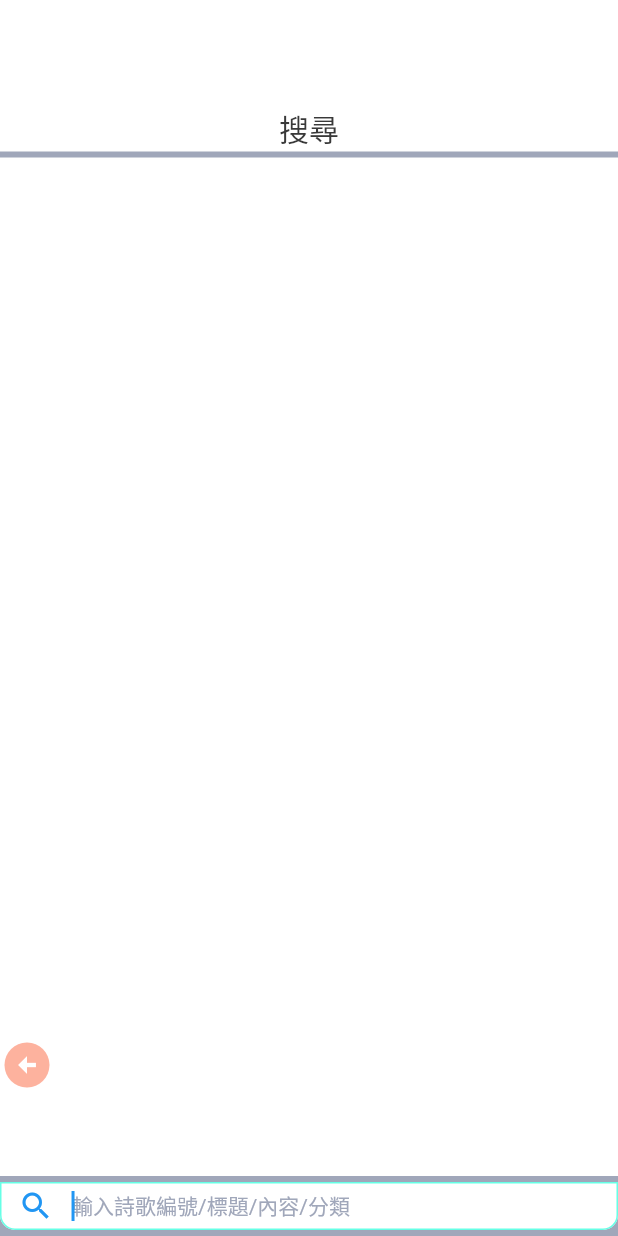
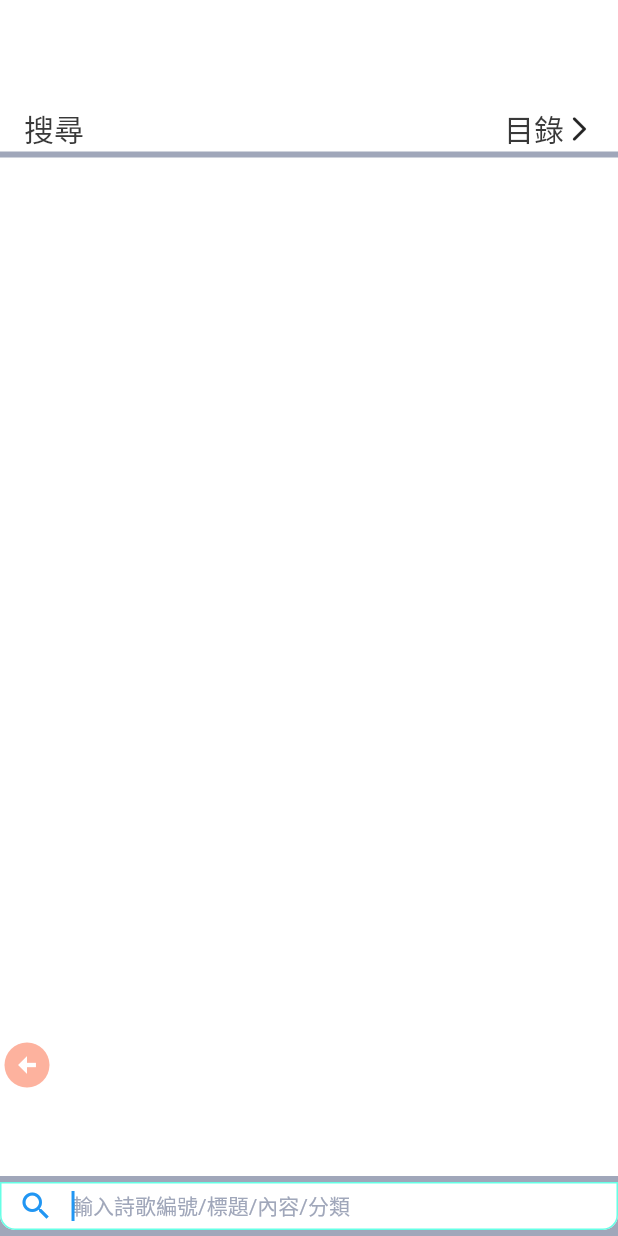
Before and after one commit to 0soul0/flutter_poetry, a Flutter app: the SearchAllFragment screen opened by its route, on a phone screen of 412 x 824 dp. Run offline on Flutter 3.47's test engine with Material 2 defaults, Android fonts, the phone set to English and light mode, and no system bars; drawn by our look-alikes of pull_to_refresh; our stand-ins replace audioplayers, dio, event_bus, firebase_core, firebase_messaging, floor and 10 more; missing offline and left inert: lifecycle, material_dialogs; accounts and stored records are empty; generated files the repository leaves out were written again; network calls fail.

Commit message:
目錄UI調整

```diff
--- a/lib/presentation/views/search/search_all_fragment.dart
+++ b/lib/presentation/views/search/search_all_fragment.dart
@@ -1,6 +1,7 @@
 import 'package:flutter/material.dart';
 import 'package:flutter_poetry/presentation/views/search/search_controller.dart';
 import 'package:flutter_poetry/presentation/views/widget/backIconButton.dart';
+import 'package:flutter_poetry/presentation/views/widget/touchUnitWidget.dart';
 import 'package:get/get.dart';
 
 import '../../../resource/colors.dart';
@@ -13,11 +14,15 @@ import 'list_page.dart';
 
 class SearchAllFragment extends GetView<SearchController> {
   SearchAllFragment({Key? key}) : super(key: key);
-
+  bool b =true;
   @override
   Widget build(BuildContext context) {
-    Future.delayed(Duration.zero,
-        () => FocusScope.of(context).requestFocus(controller.commentFocus));
+    if(b){
+      b=false;
+      Future.delayed(Duration.zero,
+              () => FocusScope.of(context).requestFocus(controller.commentFocus));
+    }
+
     return Scaffold(
       body: Stack(
         children: [
@@ -25,9 +30,24 @@ class SearchAllFragment extends GetView<SearchController> {
             mainAxisSize: MainAxisSize.min,
             children: [
               const BannerWidget(),
-              TextUnitWidget(
-                'search'.tr,
-                style: Styles.subTitleStyleBlack,
+              Padding(
+                padding: const EdgeInsets.symmetric(horizontal: Dimens.itemSpace*2),
+                child: Row(
+                  children: [
+                    TextUnitWidget(
+                      'search'.tr,
+                      style: Styles.subTitleStyleBlack,
+                    ),
+                    Expanded(child: Container()),
+                    TouchUnitWidget(
+                      onTapDelay: (){
+                          Get.toNamed(AppRoutes.catalogueFull);
+                      },
+                      child: TextUnitWidget('catalogue'.tr,style: Styles.subTitleStyleBlack,),
+                    ),
+                    const Icon(Icons.arrow_forward_ios_rounded,size: Dimens.iconSize-4,)
+                  ],
+                ),
               ),
               const Divider(
                   height: Dimens.moduleDividing,
--- a/lib/presentation/views/search/search_fragment.dart
+++ b/lib/presentation/views/search/search_fragment.dart
@@ -144,7 +144,6 @@ class _SearchFragment extends State<SearchFragment>
           style: Styles.helperStyle,
         ),
         TextField(
-          controller: controller.textController,
           readOnly: true,
           textAlign: TextAlign.left,
           onTap: () {
--- a/lib/routes/app_pages.dart
+++ b/lib/routes/app_pages.dart
@@ -10,7 +10,7 @@ import 'package:flutter_poetry/presentation/views/search/search_fragment.dart';
 import 'package:get/get.dart';
 
 import '../presentation/views/poetry/poetrySpectrum.dart';
-import '../presentation/views/search/catalogueFull.dart';
+import '../presentation/views/search/catalogue_full_page.dart';
 import '../presentation/views/search/search_all_fragment.dart';
 import 'app_routes.dart';
 import 'my_binding.dart';
```
Also changed, not shown: lib/presentation/views/search/catalogue_full_page.dart (renamed from lib/presentation/views/search/catalogueFull.dart, +29 -16 lines).
